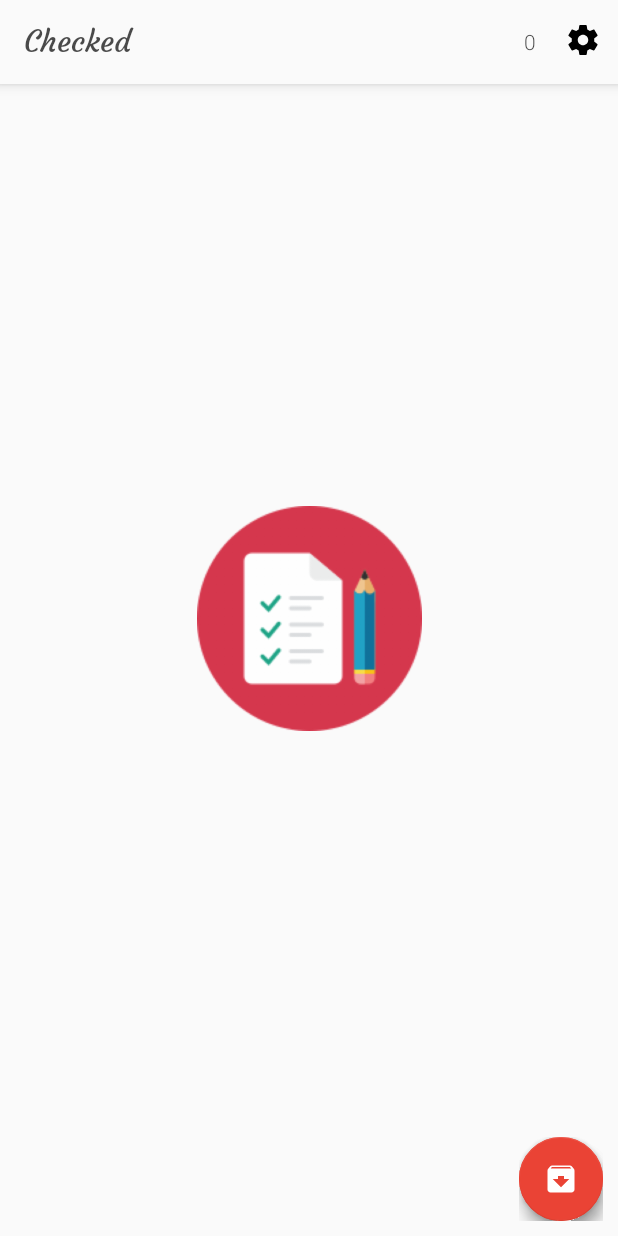
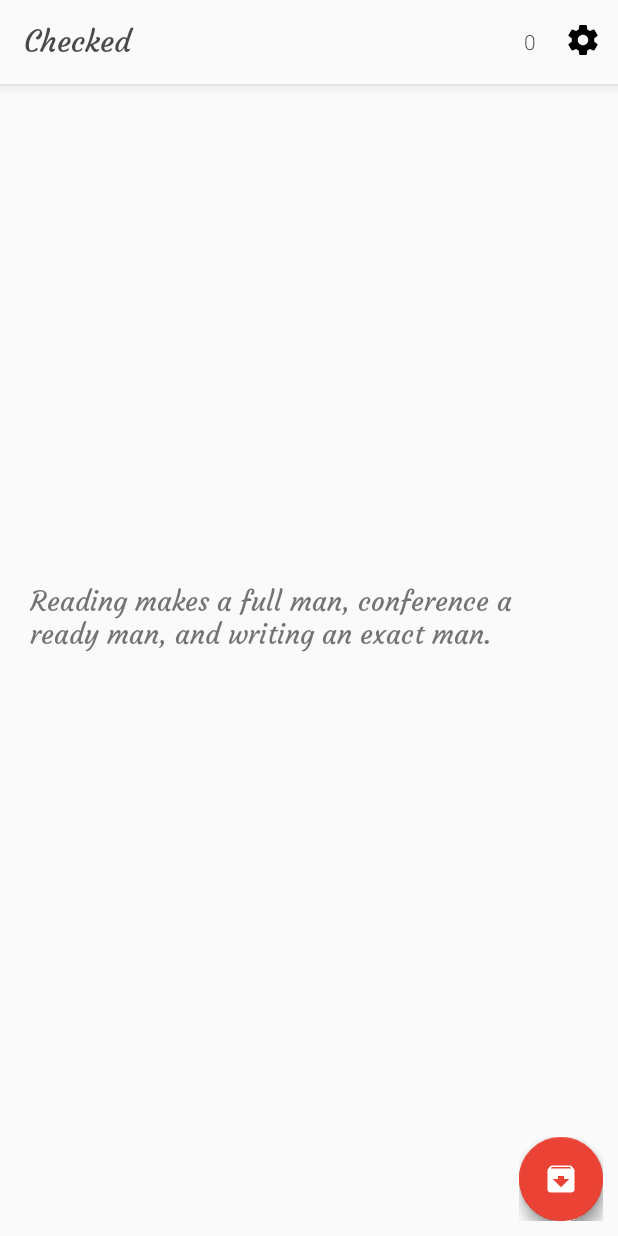
Before and after one commit to mohamed6996/TODO-finally, an Android app: the screen it shows after launch (MainActivity), on a phone screen of 412 x 824 dp. Run offline under Robolectric (Android 15) with nearby library versions, the phone set to English and light mode, and no system bars; libraries missing offline, so code that uses them is left out: com.facebook.stetho, com.github.clans.fab; plain views replace FloatingActionButton, FloatingActionMenu; 9 statements that could not run were skipped.

Commit message:
redesign  ,,  add random empty text view MainActivity

```diff
--- a/app/src/main/java/com/example/android/todolist/MainActivity.java
+++ b/app/src/main/java/com/example/android/todolist/MainActivity.java
@@ -26,12 +26,10 @@ import android.os.Bundle;
 import android.support.v4.app.LoaderManager;
 import android.support.v4.content.Loader;
 import android.support.v7.app.AppCompatActivity;
-import android.support.v7.preference.PreferenceManager;
 import android.support.v7.widget.LinearLayoutManager;
 import android.support.v7.widget.RecyclerView;
 import android.support.v7.widget.Toolbar;
 import android.support.v7.widget.helper.ItemTouchHelper;
-import android.view.MenuItem;
 import android.view.View;
 import android.widget.ImageView;
 import android.widget.TextView;
@@ -42,10 +40,9 @@ import com.facebook.stetho.Stetho;
 import com.github.clans.fab.FloatingActionButton;
 import com.github.clans.fab.FloatingActionMenu;
 
-import org.w3c.dom.Text;
-
 import java.util.ArrayList;
 import java.util.List;
+import java.util.Random;
 
 
 public class MainActivity extends AppCompatActivity implements
@@ -72,20 +69,31 @@ public class MainActivity extends AppCompatActivity implements
     private FloatingActionButton fab1;
     private FloatingActionButton fab2;
 
-    TextView empty;
-    ImageView emptyView;
+    TextView emptyView;
     Cursor cursor;
 
     TextView count;
     Typeface courgette;
 
-    /*  private Drawable background;
-      private Drawable deleteIcon;
+    private String[] emptyTexts = {
+            "No things is good things.",
+            "Everything is done.",
+            "Genius only means hard-working all one’s life.",
+            "Reading makes a full man, conference a ready man, and writing an exact man.",
+            "And those who were seen dancing were thought to be insane by those who could not hear the music.",
+            "The only limit to our realization of tomorrow will be our doubts of today.	",
+            "There is no doubt that good things will come, and when it comes, it will be a surprise. ",
+            "Reality is merely an illusion, albeit a very persistent one.",
+            "The first and greatest victory is to conquer yourself, to be conquered by yourself is of all things most " +
+                    "shameful and vile.",
+            "A pessimist sees the difficulty in every opportunity, an optimist sees the opportunity in every difficulty.",
+            "There is nothing noble in being superior to some other man. The true nobility is in being superior to your " +
+                    "previous self. ",
+            "A man is not old as long as he is seeking something. A man is not old until regrets take the place of dreams.",
+            "I was not looking for my dreams to interpret my life, but rather for my life to interpret my dreams. "
+    };
 
-      private int xMarkMargin;
 
-      private boolean initiated;
-    static int itemHeight;*/
     @Override
     protected void onCreate(Bundle savedInstanceState) {
         super.onCreate(savedInstanceState);
@@ -93,10 +101,7 @@ public class MainActivity extends AppCompatActivity implements
 
         courgette = Typeface.createFromAsset(getAssets(), "Courgette-Regular.ttf");
 
-
-        //  empty = (TextView) findViewById(R.id.emptyview);
-        emptyView = (ImageView) findViewById(R.id.emptyview);
-
+        emptyView = (TextView) findViewById(R.id.emptyview);
 
         menuRed = (FloatingActionMenu) findViewById(R.id.menu);
         fab1 = (FloatingActionButton) findViewById(R.id.menu_item);
@@ -183,44 +188,6 @@ public class MainActivity extends AppCompatActivity implements
 
             }
 
-        /*    @Override
-            public void onChildDraw(Canvas c, RecyclerView recyclerView, RecyclerView.ViewHolder viewHolder,
-                                    float dX, float dY, int actionState, boolean isCurrentlyActive) {
-
-                View itemView = viewHolder.itemView;
-                if (!initiated) {
-                    init();
-                }
-
-                itemHeight = itemView.getBottom() - itemView.getTop();
-
-                //Setting Swipe Background
-                ((ColorDrawable) background).setColor(getResources().getColor(R.color.onDraw));
-                background.setBounds(itemView.getRight() + (int) dX, itemView.getTop(), itemView.getRight(), itemView.getBottom());
-                background.draw(c);
-
-                int intrinsicWidth = deleteIcon.getIntrinsicWidth();
-                int intrinsicHeight = deleteIcon.getIntrinsicWidth();
-
-                int xMarkLeft = itemView.getRight() - xMarkMargin - intrinsicWidth;
-                int xMarkRight = itemView.getRight() - xMarkMargin;
-                int xMarkTop = itemView.getTop() + (itemHeight - intrinsicHeight) / 2;
-                int xMarkBottom = xMarkTop + intrinsicHeight;
-
-
-                //Setting Swipe Icon
-                deleteIcon.setBounds(xMarkLeft, xMarkTop + 16, xMarkRight, xMarkBottom);
-                deleteIcon.draw(c);
-
-                //Setting Swipe Text
-                Paint paint = new Paint();
-                paint.setColor(Color.WHITE);
-                paint.setTextSize(48);
-                paint.setTextAlign(Paint.Align.CENTER);
-                c.drawText("swipe_title", xMarkLeft + 40, xMarkTop + 10, paint);
-
-                super.onChildDraw(c, recyclerView, viewHolder, dX, dY, actionState, isCurrentlyActive);
-            }*/
         }).attachToRecyclerView(mRecyclerView);
 
         mRecyclerView.addItemDecoration(new SpaceItemDecoration(7));
@@ -251,16 +218,8 @@ public class MainActivity extends AppCompatActivity implements
     protected void onDestroy() {
         super.onDestroy();
 
-        //  PreferenceManager.getDefaultSharedPreferences(this).unregisterOnSharedPreferenceChangeListener(this);
     }
 
-    /*   private void init() {
-        background = new ColorDrawable();
-        xMarkMargin = (int) this.getResources().getDimension(R.dimen.ic_clear_margin);
-        deleteIcon = ContextCompat.getDrawable(this, R.drawable.ic_done_black_24dp);
-        deleteIcon.setColorFilter(Color.WHITE, PorterDuff.Mode.SRC_ATOP);
-        initiated = true;
-    }*/
 
 
     @Override
@@ -299,6 +258,9 @@ public class MainActivity extends AppCompatActivity implements
 
         } else {
             mRecyclerView.setVisibility(View.GONE);
+            String random =emptyTexts[ new Random().nextInt(emptyTexts.length)] ;
+            emptyView.setText(random);
+            emptyView.setTypeface(courgette);
             emptyView.setVisibility(View.VISIBLE);
         }
         mAdapter.swapCursor(data);
--- a/app/src/main/res/layout/activity_main.xml
+++ b/app/src/main/res/layout/activity_main.xml
@@ -181,14 +181,16 @@
         fab:layout_constraintBottom_toBottomOf="parent"
         android:layout_marginBottom="8dp" />
 
-    <ImageView
-        android:layout_width="150dp"
-        android:layout_height="150dp"
+
+    <TextView
+        android:padding="20dp"
+        android:textStyle="bold"
+        android:textSize="18sp"
+        android:layout_width="wrap_content"
+        android:layout_height="wrap_content"
+        android:id="@+id/emptyview"
         android:layout_centerVertical="true"
         android:layout_centerHorizontal="true"
-        android:src="@drawable/check"
-        android:backgroundTint="@color/colorAccent"
-        android:id="@+id/emptyview"
         tools:layout_constraintTop_creator="1"
         tools:layout_constraintRight_creator="1"
         tools:layout_constraintBottom_creator="1"
@@ -196,7 +198,7 @@
         fab:layout_constraintRight_toRightOf="parent"
         tools:layout_constraintLeft_creator="1"
         fab:layout_constraintLeft_toLeftOf="parent"
-        fab:layout_constraintTop_toTopOf="parent" />
+        fab:layout_constraintTop_toTopOf="parent"/>
 
     <com.github.clans.fab.FloatingActionMenu
         android:id="@+id/menu"
```
Also changed, not shown: app/src/main/res/values/strings.xml (+0 -60 lines).
